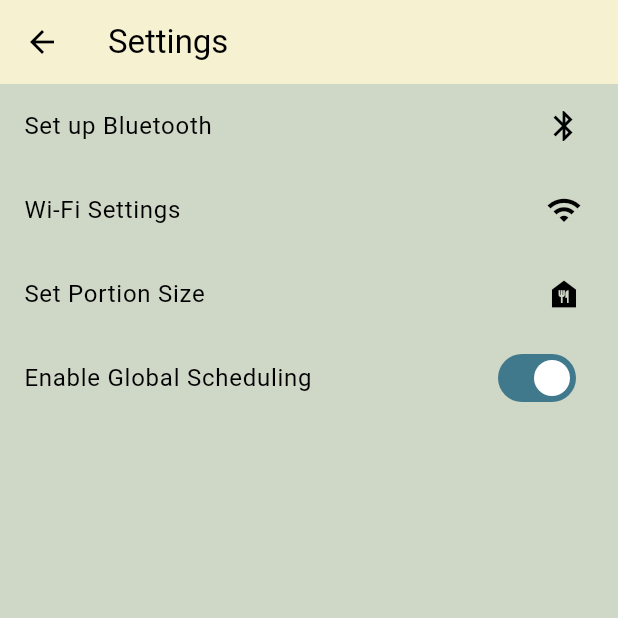
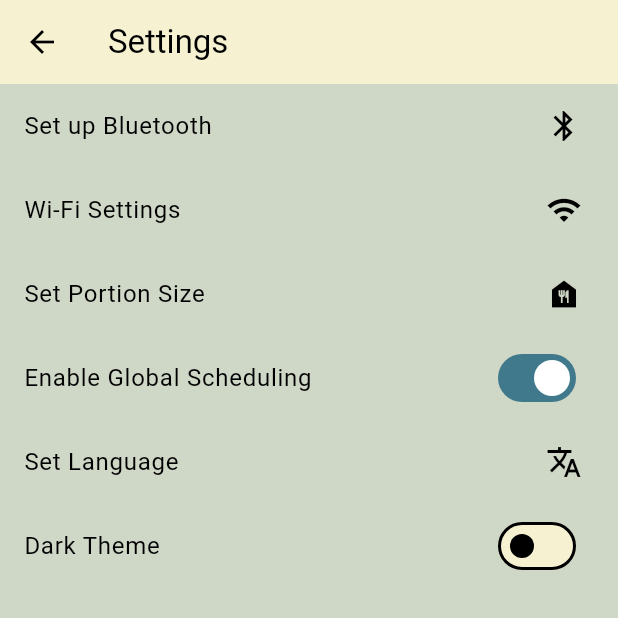
Before and after one commit to menezmethod/pet_feeder_esp_ui, a Flutter app: the screen it shows after launch, after a tap on the "settings" icon, on a phone screen of 412 x 824 dp, the top half of it. Run offline on Flutter 3.47's test engine with Material 3 defaults, Android fonts, the phone set to English and light mode, and no system bars; our stand-ins replace dropdown_button2, easy_localization, flutter_blue, shared_preferences; missing offline and left inert: mqtt_client.

Commit message:
feat:  - Add  Change Theme feature to SettingPage  - Add Multi Language feature
fix:
 - deprecated values in project fixed
 - existed compiler warns fixed

```diff
--- /dev/null
+++ b/devtools_options.yaml
@@ -0,0 +1,3 @@
+description: This file stores settings for Dart & Flutter DevTools.
+documentation: https://docs.flutter.dev/tools/devtools/extensions#configure-extension-enablement-states
+extensions:
--- a/lib/core/theme/app_theme.dart
+++ b/lib/core/theme/app_theme.dart
@@ -2,26 +2,25 @@ import 'package:flutter/material.dart';
 
 class AppTheme {
   static final ThemeData lightTheme = ThemeData(
-    primaryColor: Color(0xFF40798C),
-    scaffoldBackgroundColor: Color(0xFFCFD7C7),
-    colorScheme: ColorScheme(
+    primaryColor: const Color(0xFF40798C),
+    scaffoldBackgroundColor: const Color(0xFFCFD7C7),
+    colorScheme: const ColorScheme(
       primary: Color(0xFF40798C),
       primaryContainer: Color(0xFF70A9A1),
       secondary: Color(0xFF0B2027),
       secondaryContainer: Color(0xFF40798C),
       surface: Color(0xFFF6F1D1),
-      background: Color(0xFFCFD7C7),
       error: Colors.red,
       onPrimary: Colors.white,
       onSecondary: Colors.white,
       onSurface: Colors.black,
-      onBackground: Colors.black,
       onError: Colors.white,
       brightness: Brightness.light,
     ),
-    textTheme: TextTheme(
+    textTheme: const TextTheme(
       bodyLarge: TextStyle(color: Color(0xFF0B2027)),
       bodyMedium: TextStyle(color: Color(0xFF0B2027)),
     ),
   );
+  static final ThemeData darkTheme = ThemeData.dark();
 }
--- /dev/null
+++ b/lib/core/theme/theme_preference.dart
@@ -0,0 +1,15 @@
+import 'package:shared_preferences/shared_preferences.dart';
+
+class ThemePreference {
+  static const String themeKey = "IsDarkMode";
+
+  setTheme(bool isDark) async {
+    SharedPreferences sharedPreferences = await SharedPreferences.getInstance();
+    sharedPreferences.setBool(themeKey, isDark);
+  }
+
+  getTheme() async {
+    SharedPreferences sharedPreferences = await SharedPreferences.getInstance();
+    return sharedPreferences.getBool(themeKey) ?? false;
+  }
+}
--- /dev/null
+++ b/lib/core/theme/theme_provider.dart
@@ -0,0 +1,24 @@
+import 'package:flutter/material.dart';
+import 'package:pet_feeder_esp_ui/core/theme/theme_preference.dart';
+
+class ThemeProvider extends ChangeNotifier {
+  late bool _isDark;
+  late ThemePreference _preference;
+  bool get isDark => _isDark;
+
+  ThemeProvider() {
+    _isDark = false;
+    _preference = ThemePreference();
+    getPreferences();
+  }
+  set isDark(bool value) {
+    _isDark = value;
+    _preference.setTheme(value);
+    notifyListeners();
+  }
+
+  getPreferences() async {
+    _isDark = await _preference.getTheme();
+    notifyListeners();
+  }
+}
--- /dev/null
+++ b/lib/core/utils/constants.dart
@@ -0,0 +1,7 @@
+import 'package:pet_feeder_esp_ui/locale_keys.g.dart';
+
+class Constants {
+  static Map<String, String> languageMap = {
+    "en": LocaleKeys.SettingPage_languageEN,
+  };
+}
--- a/lib/features/pet_feeder/presentation/pages/pet_feeder_page.dart
+++ b/lib/features/pet_feeder/presentation/pages/pet_feeder_page.dart
@@ -1,4 +1,6 @@
+import 'package:easy_localization/easy_localization.dart';
 import 'package:flutter/material.dart';
+import 'package:pet_feeder_esp_ui/locale_keys.g.dart';
 import 'package:provider/provider.dart';
 import '../../application/providers/pet_feeder_provider.dart';
 import '../../domain/models/schedule.dart';
@@ -7,19 +9,21 @@ import 'settings_page.dart';
 import '../../../../core/utils/time_utils.dart';
 
 class PetFeederPage extends StatelessWidget {
+  const PetFeederPage({super.key});
+
   @override
   Widget build(BuildContext context) {
     final provider = Provider.of<PetFeederProvider>(context);
 
     return Scaffold(
       appBar: AppBar(
-        title: const Text('CrawFeed'),
+        title: const Text(LocaleKeys.PetFeederPage_title).tr(),
         actions: [
           IconButton(
-            icon: Icon(Icons.settings),
+            icon: const Icon(Icons.settings),
             onPressed: () => Navigator.push(
               context,
-              MaterialPageRoute(builder: (context) => SettingsPage()),
+              MaterialPageRoute(builder: (context) => const SettingsPage()),
             ),
           ),
         ],
@@ -47,18 +51,18 @@ class PetFeederPage extends StatelessWidget {
                         onPressed: provider.feedNow,
                       ),
                     ),
-                    SizedBox(height: 20),
+                    const SizedBox(height: 20),
                     Text(
-                      'Feed Now',
+                      LocaleKeys.PetFeederPage_feedTextLabel,
                       style: TextStyle(color: Theme.of(context).colorScheme.onPrimary, fontSize: 18),
-                    ),
+                    ).tr(),
                   ],
                 ),
               ),
             ),
           ),
           Container(
-            padding: EdgeInsets.all(20),
+            padding: const EdgeInsets.all(20),
             color: Theme.of(context).colorScheme.surface,
             child: Column(
               children: [
@@ -67,9 +71,9 @@ class PetFeederPage extends StatelessWidget {
                   initialData: provider.schedules,
                   builder: (context, snapshot) {
                     if (snapshot.connectionState == ConnectionState.waiting) {
-                      return CircularProgressIndicator();
+                      return const CircularProgressIndicator();
                     }
-                    if (snapshot.hasError) return Text('Error: ${snapshot.error}');
+                    if (snapshot.hasError) return const Text(LocaleKeys.PetFeederPage_scheduleStreamError).tr(args: [snapshot.error.toString()]).tr();
                     final schedules = snapshot.data ?? [];
                     return Column(
                       children: schedules.asMap().entries.map((entry) {
@@ -87,7 +91,7 @@ class PetFeederPage extends StatelessWidget {
                     );
                   },
                 ),
-                SizedBox(height: 20),
+                const SizedBox(height: 20),
                 StreamBuilder<bool>(
                   stream: provider.connectionStatusStream,
                   initialData: provider.isConnected,
@@ -95,14 +99,14 @@ class PetFeederPage extends StatelessWidget {
                     final isConnected = snapshot.data ?? false;
                     return Column(
                       children: [
-                        Text('Connection Status: ${isConnected ? 'Connected' : 'Disconnected'}'),
+                        const Text(LocaleKeys.PetFeederPage_connectionState).tr(args: [isConnected ? 'Connected' : 'Disconnected']).tr(),
                         if (!isConnected) ...[
-                          SizedBox(height: 10),
-                          Icon(Icons.sync_problem, color: Colors.red, size: 50),
-                          SizedBox(height: 10),
+                          const SizedBox(height: 10),
+                          const Icon(Icons.sync_problem, color: Colors.red, size: 50),
+                          const SizedBox(height: 10),
                           ElevatedButton(
                             onPressed: provider.connect,
-                            child: Text('Reconnect'),
+                            child: const Text(LocaleKeys.PetFeederPage_reconnectButtonTitle).tr(),
                           ),
                         ],
                       ],
--- a/lib/features/pet_feeder/presentation/pages/settings_page.dart
+++ b/lib/features/pet_feeder/presentation/pages/settings_page.dart
@@ -1,39 +1,57 @@
+import 'package:easy_localization/easy_localization.dart';
 import 'package:flutter/material.dart';
+import 'package:pet_feeder_esp_ui/core/theme/theme_provider.dart';
+import 'package:pet_feeder_esp_ui/core/utils/constants.dart';
+import 'package:pet_feeder_esp_ui/features/pet_feeder/presentation/widgets/custom_dropdown.dart';
+import 'package:pet_feeder_esp_ui/locale_keys.g.dart';
 import 'package:provider/provider.dart';
 import '../../application/providers/pet_feeder_provider.dart';
 import '../../../../services/bluetooth_service.dart';
 
 class SettingsPage extends StatelessWidget {
+  const SettingsPage({super.key});
+
   @override
   Widget build(BuildContext context) {
     final provider = Provider.of<PetFeederProvider>(context);
+    final themeProvider = Provider.of<ThemeProvider>(context);
     final bluetoothService = BluetoothService();
 
     return Scaffold(
       appBar: AppBar(
-        title: Text('Settings'),
+        title: const Text(LocaleKeys.SettingPage_appBarTitle).tr(),
       ),
       body: ListView(
         children: [
           ListTile(
-            title: Text('Set up Bluetooth'),
-            trailing: Icon(Icons.bluetooth),
+            title: const Text(LocaleKeys.SettingPage_bluetoothSetup).tr(),
+            trailing: const Icon(Icons.bluetooth),
             onTap: () => bluetoothService.connectToBluetoothDevice(),
           ),
           ListTile(
-            title: Text('Wi-Fi Settings'),
-            trailing: Icon(Icons.wifi),
+            title: const Text(LocaleKeys.SettingPage_wifiSettings).tr(),
+            trailing: const Icon(Icons.wifi),
             onTap: () => _showWifiSettingsDialog(context, bluetoothService),
           ),
           ListTile(
-            title: Text('Set Portion Size'),
-            trailing: Icon(Icons.food_bank),
+            title: const Text(LocaleKeys.SettingPage_setPortionSize).tr(),
+            trailing: const Icon(Icons.food_bank),
             onTap: () => _showPortionSizeDialog(context, provider),
           ),
           SwitchListTile(
-            title: Text('Enable Global Scheduling'),
+            title: const Text(LocaleKeys.SettingPage_enableGlobalScheduling).tr(),
             value: provider.isSchedulingEnabled,
             onChanged: (value) => provider.updateSchedulingEnabled(value),
+          ),
+          ListTile(
+            title: const Text(LocaleKeys.SettingPage_setLanguage).tr(),
+            trailing: const Icon(Icons.translate),
+            onTap: () => _showLanguageDialog(context),
+          ),
+          SwitchListTile(
+            title: Text(themeProvider.isDark ? LocaleKeys.SettingPage_lightMode : LocaleKeys.SettingPage_darkMode).tr(),
+            value: themeProvider.isDark,
+            onChanged: (value) => themeProvider.isDark = value,
           ),
         ],
       ),
@@ -48,16 +66,16 @@ class SettingsPage extends StatelessWidget {
       context: context,
       builder: (BuildContext context) {
         return AlertDialog(
-          title: Text('Wi-Fi Settings'),
+          title: const Text(LocaleKeys.WifiSettingDialog_title).tr(),
           content: Column(
             mainAxisSize: MainAxisSize.min,
             children: [
               TextField(
-                decoration: InputDecoration(labelText: 'SSID'),
+                decoration: InputDecoration(labelText: LocaleKeys.WifiSettingDialog_ssIdLabel.tr()),
                 onChanged: (value) => ssid = value,
               ),
               TextField(
-                decoration: InputDecoration(labelText: 'Password'),
+                decoration: InputDecoration(labelText: LocaleKeys.WifiSettingDialog_passwordLabel.tr()),
                 onChanged: (value) => password = value,
                 obscureText: true,
               ),
@@ -69,7 +87,7 @@ class SettingsPage extends StatelessWidget {
                 bluetoothService.sendWifiCredentials(ssid, password);
                 Navigator.of(context).pop();
               },
-              child: Text('Save'),
+              child: const Text(LocaleKeys.ButtonCommonTitles_save).tr(),
             ),
           ],
         );
@@ -83,14 +101,14 @@ class SettingsPage extends StatelessWidget {
       builder: (BuildContext context) {
         int tempPortionSize = provider.portionSize;
         return AlertDialog(
-          title: Text('Set Portion Size'),
+          title: const Text(LocaleKeys.SetPortionDialog_title).tr(),
           content: TextField(
             keyboardType: TextInputType.number,
             onChanged: (value) {
               tempPortionSize = int.tryParse(value) ?? tempPortionSize;
             },
             decoration: InputDecoration(
-              hintText: 'Enter portion size',
+              hintText: LocaleKeys.SetPortionDialog_portionSizeHint.tr(),
             ),
           ),
           actions: [
@@ -98,7 +116,7 @@ class SettingsPage extends StatelessWidget {
               onPressed: () {
                 Navigator.of(context).pop(tempPortionSize);
               },
-              child: Text('Save'),
+              child: const Text(LocaleKeys.ButtonCommonTitles_save).tr(),
             ),
           ],
         );
@@ -108,4 +126,26 @@ class SettingsPage extends StatelessWidget {
       provider.updateServingSize(result);
     }
   }
+
+  void _showLanguageDialog(BuildContext context) {
+    showDialog(
+        context: context,
+        builder: (BuildContext context) {
+          return AlertDialog(
+              title: const Text(LocaleKeys.SetLanguageDialog_title).tr(),
+              content: Row(children: [
+                const Text(LocaleKeys.SetLanguageDialog_languageLabel).tr(),
+                CustomDropDown<Locale>(
+                    context.supportedLocales
+                        .map((locale) => DropdownMenuItem<Locale>(
+                              value: locale,
+                              child: Text((Constants.languageMap[locale.languageCode] ?? Constants.languageMap["en"])!).tr(),
+                            ))
+                        .toList(),
+                    context.locale, (Locale? locale) async {
+                  await context.setLocale(locale!);
+                })
+              ]));
+        });
+  }
 }
--- a/lib/main.dart
+++ b/lib/main.dart
@@ -1,4 +1,6 @@
+import 'package:easy_localization/easy_localization.dart';
 import 'package:flutter/material.dart';
+import 'package:pet_feeder_esp_ui/core/theme/theme_provider.dart';
 import 'package:provider/provider.dart';
 import 'core/theme/app_theme.dart';
 import 'features/pet_feeder/application/providers/pet_feeder_provider.dart';
@@ -6,64 +8,94 @@ import 'features/pet_feeder/data/repositories/mqtt_pet_feeder_repository.dart';
 import 'features/pet_feeder/presentation/pages/pet_feeder_page.dart';
 import 'services/mqtt_service.dart';
 
-void main() {
+void main() async {
+  WidgetsFlutterBinding.ensureInitialized();
+  await EasyLocalization.ensureInitialized();
   runApp(
     MultiProvider(
         providers: [
           Provider<MqttService>(
             create: (_) {
-            print('Creating MqttService...');
+              debugPrint('Creating MqttService...');
               return MqttService(
                 broker: 'broker.hivemq.com',
                 port: 8884,
               );
             },
             dispose: (_, service) {
-            print('Disposing MqttService...');
+              debugPrint('Disposing MqttService...');
               service.disconnect();
             },
           ),
           ProxyProvider<MqttService, MqttPetFeederRepository>(
             update: (_, mqttService, __) {
-            print('Creating MqttPetFeederRepository...');
+              debugPrint('Creating MqttPetFeederRepository...');
               return MqttPetFeederRepository(mqttService);
             },
           ),
           ChangeNotifierProxyProvider<MqttPetFeederRepository, PetFeederProvider>(
             create: (context) {
-            print('Creating PetFeederProvider...');
+              debugPrint('Creating PetFeederProvider...');
               return PetFeederProvider(
                 context.read<MqttPetFeederRepository>(),
               );
             },
             update: (_, repository, previous) {
-            print('Updating PetFeederProvider...');
+              debugPrint('Updating PetFeederProvider...');
               return previous!..updateRepository(repository);
             },
           ),
         ],
-      child: CrawFeed(),
-    ),
+        child: EasyLocalization(
+          supportedLocales: const [
+            Locale('en'),
+          ],
+          path: 'assets/translations',
+          fallbackLocale: const Locale('en'),
+          saveLocale: true,
+          useOnlyLangCode: false,
+          child: const CrawFeed(),
+        )),
   );
 }
 
-class CrawFeed extends StatelessWidget {
+class CrawFeed extends StatefulWidget {
   const CrawFeed({super.key});
 
   @override
-  Widget build(BuildContext context) {
-    print('Building CrawFeed...');
+  State<CrawFeed> createState() => _CrawFeedState();
+}
+
+class _CrawFeedState extends State<CrawFeed> {
+  @override
+  void initState() {
+    super.initState();
+    debugPrint('Building CrawFeed...');
     WidgetsBinding.instance.addPostFrameCallback((_) {
       final mqttService = Provider.of<MqttService>(context, listen: false);
       mqttService.connect().then((_) {
         mqttService.publish('pet_feeder_esp32/v1/status/general', '');
       });
     });
+  }
 
+  @override
+  Widget build(BuildContext context) {
+    return ChangeNotifierProvider(
+      create: (context) => ThemeProvider(),
+      child: Consumer<ThemeProvider>(
+        builder: (context, notifier, child) {
           return MaterialApp(
+            localizationsDelegates: context.localizationDelegates,
+            supportedLocales: context.supportedLocales,
+            locale: context.locale,
+            debugShowCheckedModeBanner: false,
             title: 'CrawFeed',
-      theme: AppTheme.lightTheme,
-      home: PetFeederPage(),
+            theme: notifier.isDark ? AppTheme.darkTheme : AppTheme.lightTheme,
+            home: const PetFeederPage(),
+          );
+        },
+      ),
     );
   }
 }
--- a/pubspec.yaml
+++ b/pubspec.yaml
@@ -35,6 +35,9 @@ dependencies:
   mqtt_client: ^10.3.0
   protobuf: ^2.0.0
   provider: ^6.0.5
+  easy_localization: ^3.0.7
+  dropdown_button2: ^2.3.9
+  shared_preferences: ^2.3.1
 
 
   # The following adds the Cupertino Icons font to your application.
@@ -66,6 +69,7 @@ flutter:
   # To add assets to your application, add an assets section, like this:
   assets:
     - assets/noun-reconnect-3547862.svg
+    - assets/translations/
 
 
   # An image asset can refer to one or more resolution-specific "variants", see
```
Also changed, not shown: assets/translations/en.json (added, +42 -0 lines), lib/features/pet_feeder/application/providers/pet_feeder_provider.dart (+10 -10 lines), lib/features/pet_feeder/presentation/widgets/custom_dropdown.dart (added, +30 -0 lines), lib/features/pet_feeder/presentation/widgets/custom_time_picker.dart (+22 -20 lines), lib/locale_keys.g.dart (added), pubspec.lock, 2 other files. Lines whose indentation alone changed are shown as unchanged.
